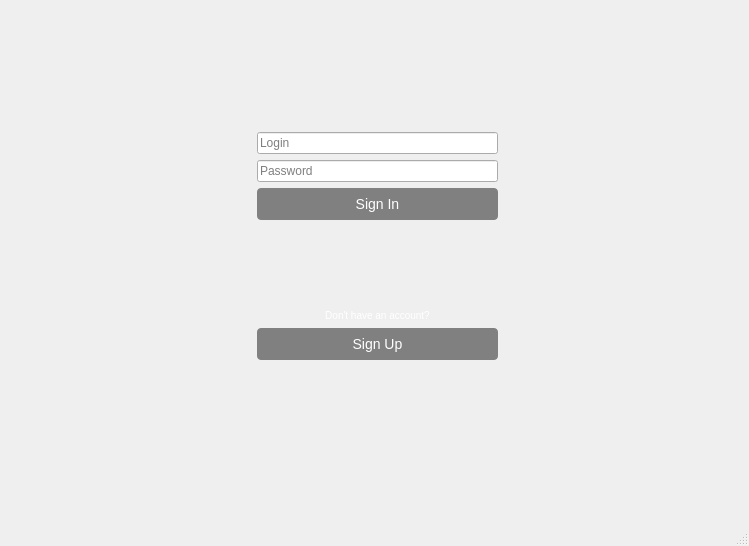
Before: the Qt Designer form menu/src/mainwindow.ui in splitmindq/task-management, drawn with Qt 5.
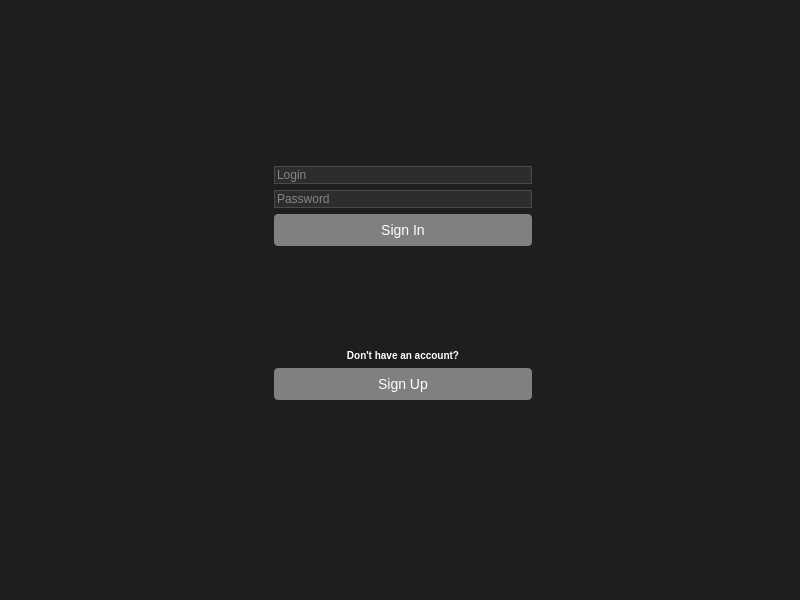
After: the same form once the commit is applied.

```diff
--- a/menu/src/mainwindow.ui
+++ b/menu/src/mainwindow.ui
@@ -6,8 +6,8 @@
    <rect>
     <x>0</x>
     <y>0</y>
-    <width>749</width>
-    <height>546</height>
+    <width>800</width>
+    <height>600</height>
    </rect>
   </property>
   <property name="sizePolicy">
@@ -16,12 +16,105 @@
     <verstretch>0</verstretch>
    </sizepolicy>
   </property>
+  <property name="minimumSize">
+   <size>
+    <width>800</width>
+    <height>600</height>
+   </size>
+  </property>
   <property name="windowTitle">
    <string>MainWindow</string>
   </property>
+  <property name="styleSheet">
+   <string notr="true">QWidget {
+    background-color: #1e1e1e; /* Темный фон */
+    color: #dcdcdc; /* Светлый текст */
+    font-family: &quot;Arial&quot;, sans-serif;
+}
+
+QLineEdit {
+    background-color: #2d2d2d; /* Темный фон для полей ввода */
+    border: 1px solid #4a4a4a; /* Тонкая граница */
+   
+    color: #dcdcdc; /* Светлый цвет текста */
+}
+
+QLineEdit:focus {
+    border: 1px solid #6a5acd; /* При фокусе — светло-фиолетовая граница */
+    background-color: #353535; /* Слегка светлее фон при фокусе */
+}
+
+QPushButton {
+    background-color: #4a4a4a; /* Темно-серый фон кнопок */
+    border: 1px solid black; /* Граница с фиолетовым оттенком */
+    border-radius: 5px; /* Закругленные углы кнопок */
+    padding: 10px;
+    color: #dcdcdc; /* Светлый текст на кнопках */
+    font-size: 14px;
+}
+
+QPushButton:hover {
+    border-color: #8a7fb3; /* Светлая граница */
+}
+
+QPushButton:pressed {
+}
+
+QLabel {
+    font-size: 12px;
+    font-weight: bold;
+}
+
+QFrame {
+    border: none;
+}
+
+QGroupBox {
+    border: 1px solid #3a3a3a;
+    border-radius: 5px;
+    padding: 10px;
+    background-color: #2d2d2d;
+}
+
+QGroupBox:title {
+    color: #dcdcdc;
+    padding: 5px;
+    font-size: 18px;
+}
+</string>
+  </property>
   <widget class="QWidget" name="centralwidget">
    <layout class="QGridLayout" name="gridLayout">
-    <item row="1" column="0">
+    <item row="0" column="1">
+     <spacer name="verticalSpacer_4">
+      <property name="orientation">
+       <enum>Qt::Orientation::Vertical</enum>
+      </property>
+      <property name="sizeType">
+       <enum>QSizePolicy::Policy::Fixed</enum>
+      </property>
+      <property name="sizeHint" stdset="0">
+       <size>
+        <width>20</width>
+        <height>40</height>
+       </size>
+      </property>
+     </spacer>
+    </item>
+    <item row="3" column="2">
+     <spacer name="horizontalSpacer_2">
+      <property name="orientation">
+       <enum>Qt::Orientation::Horizontal</enum>
+      </property>
+      <property name="sizeHint" stdset="0">
+       <size>
+        <width>40</width>
+        <height>20</height>
+       </size>
+      </property>
+     </spacer>
+    </item>
+    <item row="3" column="0">
      <spacer name="horizontalSpacer">
       <property name="orientation">
        <enum>Qt::Orientation::Horizontal</enum>
@@ -34,7 +127,7 @@
       </property>
      </spacer>
     </item>
-    <item row="1" column="1">
+    <item row="3" column="1">
      <layout class="QVBoxLayout" name="verticalLayout_4">
       <item>
        <widget class="QLineEdit" name="loginInput">
@@ -93,7 +186,7 @@
       </item>
      </layout>
     </item>
-    <item row="2" column="1">
+    <item row="4" column="1">
      <layout class="QVBoxLayout" name="verticalLayout_5">
       <item>
        <widget class="QLabel" name="labelInform">
@@ -168,36 +261,7 @@
       </item>
      </layout>
     </item>
-    <item row="0" column="1">
-     <spacer name="verticalSpacer">
-      <property name="orientation">
-       <enum>Qt::Orientation::Vertical</enum>
-      </property>
-      <property name="sizeType">
-       <enum>QSizePolicy::Policy::Minimum</enum>
-      </property>
-      <property name="sizeHint" stdset="0">
-       <size>
-        <width>20</width>
-        <height>40</height>
-       </size>
-      </property>
-     </spacer>
-    </item>
-    <item row="1" column="2">
-     <spacer name="horizontalSpacer_2">
-      <property name="orientation">
-       <enum>Qt::Orientation::Horizontal</enum>
-      </property>
-      <property name="sizeHint" stdset="0">
-       <size>
-        <width>40</width>
-        <height>20</height>
-       </size>
-      </property>
-     </spacer>
-    </item>
-    <item row="3" column="1">
+    <item row="5" column="1">
      <spacer name="verticalSpacer_3">
       <property name="orientation">
        <enum>Qt::Orientation::Vertical</enum>
@@ -213,7 +277,23 @@
       </property>
      </spacer>
     </item>
-    <item row="2" column="0">
+    <item row="1" column="1">
+     <spacer name="verticalSpacer">
+      <property name="orientation">
+       <enum>Qt::Orientation::Vertical</enum>
+      </property>
+      <property name="sizeType">
+       <enum>QSizePolicy::Policy::Fixed</enum>
+      </property>
+      <property name="sizeHint" stdset="0">
+       <size>
+        <width>20</width>
+        <height>20</height>
+       </size>
+      </property>
+     </spacer>
+    </item>
+    <item row="4" column="0">
      <widget class="QLabel" name="label">
       <property name="text">
        <string/>
```
Left out of the diff: 5 changed lines with no effect on the pictures.
